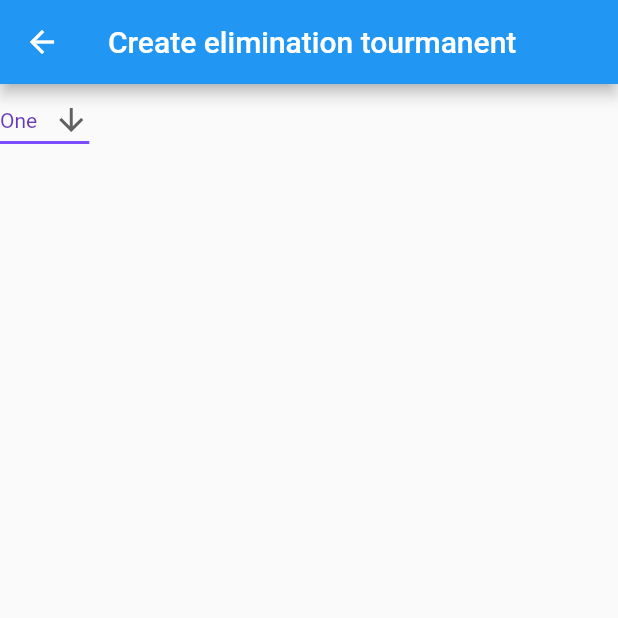
After one commit to Ahmed1Bukha/swe206-tournament-maker, a Flutter app: the CreatePage screen opened directly, after a tap on "Elimination", on a phone screen of 412 x 824 dp, the top half of it. The commit adds this screen. Run offline on Flutter 3.47's test engine with Material 2 defaults, Android fonts, the phone set to English and light mode, and no system bars.

Commit message:
added create page tournament

```diff
--- a/frontEnd/swe206/lib/UI_componenets/match_card_admin.dart
+++ b/frontEnd/swe206/lib/UI_componenets/match_card_admin.dart
@@ -21,7 +21,9 @@ class MatchCardAdmin extends StatelessWidget {
       onTap: () {
         Navigator.push(
           context,
-          MaterialPageRoute(builder: (context) => MatchPageAdmin(this)),
+          MaterialPageRoute(
+            builder: (context) => MatchPageAdmin(this),
+          ),
         );
       },
       child: Padding(
--- a/frontEnd/swe206/lib/home_admin/create_tournament_page.dart
+++ b/frontEnd/swe206/lib/home_admin/create_tournament_page.dart
@@ -1,6 +1,6 @@
 import 'package:flutter/material.dart';
-import 'package:flutter/src/widgets/framework.dart';
-import 'package:flutter/src/widgets/placeholder.dart';
+import 'package:swe206/home_admin/create_types_pages/create_elimination.dart';
+import 'package:swe206/home_admin/create_types_pages/round_robin.dart';
 
 class CreatePage extends StatefulWidget {
   const CreatePage({super.key});
@@ -12,6 +12,51 @@ class CreatePage extends StatefulWidget {
 class _CreatePageState extends State<CreatePage> {
   @override
   Widget build(BuildContext context) {
-    return Placeholder();
+    return Scaffold(
+      appBar: AppBar(
+        title: (const Text(
+          "Create Tournament",
+        )),
+      ),
+      body: Padding(
+        padding: const EdgeInsets.all(8.0),
+        child: Center(
+          child: Row(
+            mainAxisAlignment: MainAxisAlignment.spaceBetween,
+            crossAxisAlignment: CrossAxisAlignment.center,
+            children: [
+              TextButton(
+                onPressed: () {
+                  Navigator.push(
+                    context,
+                    MaterialPageRoute(
+                      builder: (context) => const CreateEleminationPage(),
+                    ),
+                  );
+                },
+                child: const Text(
+                  "Elimination",
+                  style: TextStyle(fontSize: 25),
+                ),
+              ),
+              TextButton(
+                onPressed: () {
+                  Navigator.push(
+                    context,
+                    MaterialPageRoute(
+                      builder: (context) => const CreateRoundPage(),
+                    ),
+                  );
+                },
+                child: const Text(
+                  "Round robin table",
+                  style: TextStyle(fontSize: 25),
+                ),
+              ),
+            ],
+          ),
+        ),
+      ),
+    );
   }
 }
--- /dev/null
+++ b/frontEnd/swe206/lib/home_admin/create_types_pages/create_elimination.dart
@@ -0,0 +1,55 @@
+import 'package:flutter/material.dart';
+import 'package:flutter/src/widgets/framework.dart';
+import 'package:flutter/src/widgets/placeholder.dart';
+
+class CreateEleminationPage extends StatelessWidget {
+  const CreateEleminationPage({super.key});
+
+  @override
+  Widget build(BuildContext context) {
+    return Scaffold(
+      appBar: AppBar(
+        title: const Text("Create elimination tourmanent"),
+      ),
+      body: Column(
+        children: [listDropDown()],
+      ),
+    );
+  }
+}
+
+class listDropDown extends StatefulWidget {
+  listDropDown({super.key});
+  List<String> list = <String>['One', 'Two', 'Three', 'Four'];
+  @override
+  State<listDropDown> createState() => _listDropDownState();
+}
+
+class _listDropDownState extends State<listDropDown> {
+  @override
+  Widget build(BuildContext context) {
+    String dropdownValue = widget.list.first;
+    return DropdownButton<String>(
+      value: dropdownValue,
+      icon: const Icon(Icons.arrow_downward),
+      elevation: 16,
+      style: const TextStyle(color: Colors.deepPurple),
+      underline: Container(
+        height: 2,
+        color: Colors.deepPurpleAccent,
+      ),
+      onChanged: (String? value) {
+        // This is called when the user selects an item.
+        setState(() {
+          dropdownValue = value!;
+        });
+      },
+      items: widget.list.map<DropdownMenuItem<String>>((String value) {
+        return DropdownMenuItem<String>(
+          value: value,
+          child: Text(value),
+        );
+      }).toList(),
+    );
+  }
+}
```
Also changed, not shown: frontEnd/swe206/lib/home_admin/create_types_pages/round_robin.dart (added, +16 -0 lines), frontEnd/swe206/lib/home_admin/match_page_admin.dart (+46 -1 lines).
